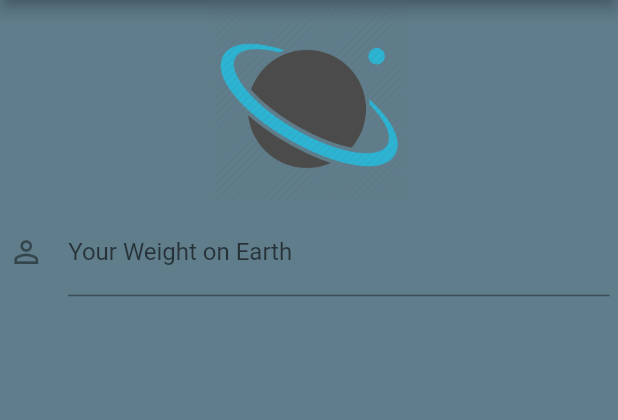
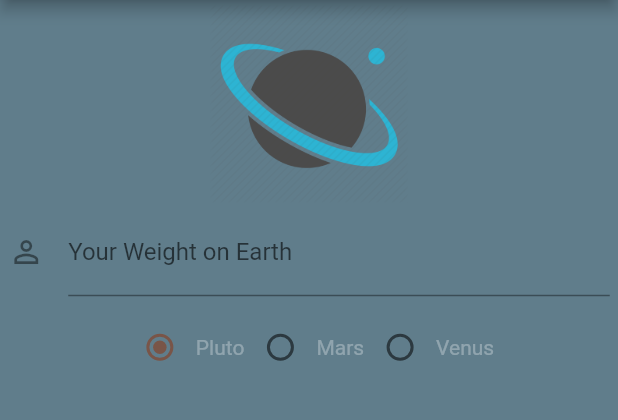
Before and after one commit to gulamanas/weight-on-planet-flutter, a Flutter app: the screen it shows after launch, on a phone screen of 412 x 824 dp, the part 84-504 px from its top. Run offline on Flutter 3.47's test engine with Material 2 defaults, Android fonts, the phone set to English and light mode, and no system bars.

Commit message:
Radio buttons

```diff
--- a/lib/home.dart
+++ b/lib/home.dart
@@ -8,6 +8,16 @@ class Home extends StatefulWidget {
 }
 
 class _HomeState extends State<Home> {
+  int radioValue = 0;
+
+  void handleRadioValueChanged( value) {
+    setState(() {
+      radioValue = value;
+      // print(radioValue);
+    });
+  }
+
+
   @override
   Widget build(BuildContext context) {
     return Scaffold(
@@ -39,6 +49,33 @@ class _HomeState extends State<Home> {
                       hintText: 'In Pounds',
                       icon: Icon(Icons.person_outline),
                     ),
+                  ),
+                  Padding(padding: EdgeInsets.all(5.0)),
+                  Row(
+                    mainAxisAlignment: MainAxisAlignment.center,
+                    children: [
+                      Radio<int>(value: 0, groupValue: radioValue, onChanged: handleRadioValueChanged, activeColor: Colors.brown,),
+                      Text(
+                        'Pluto',
+                        style: TextStyle(
+                          color: Colors.white30
+                        ),
+                      ),
+                      Radio<int>(value: 1, groupValue: radioValue, onChanged: handleRadioValueChanged, activeColor: Colors.red,),
+                      Text(
+                        'Mars',
+                        style: TextStyle(
+                          color: Colors.white30
+                        ),
+                      ),
+                      Radio<int>(value: 2, groupValue: radioValue, onChanged: handleRadioValueChanged, activeColor: Colors.orangeAccent,),
+                      Text(
+                        'Venus',
+                        style: TextStyle(
+                          color: Colors.white30
+                        ),
+                      ),
+                    ],
                   )
                 ],
               ),
```
